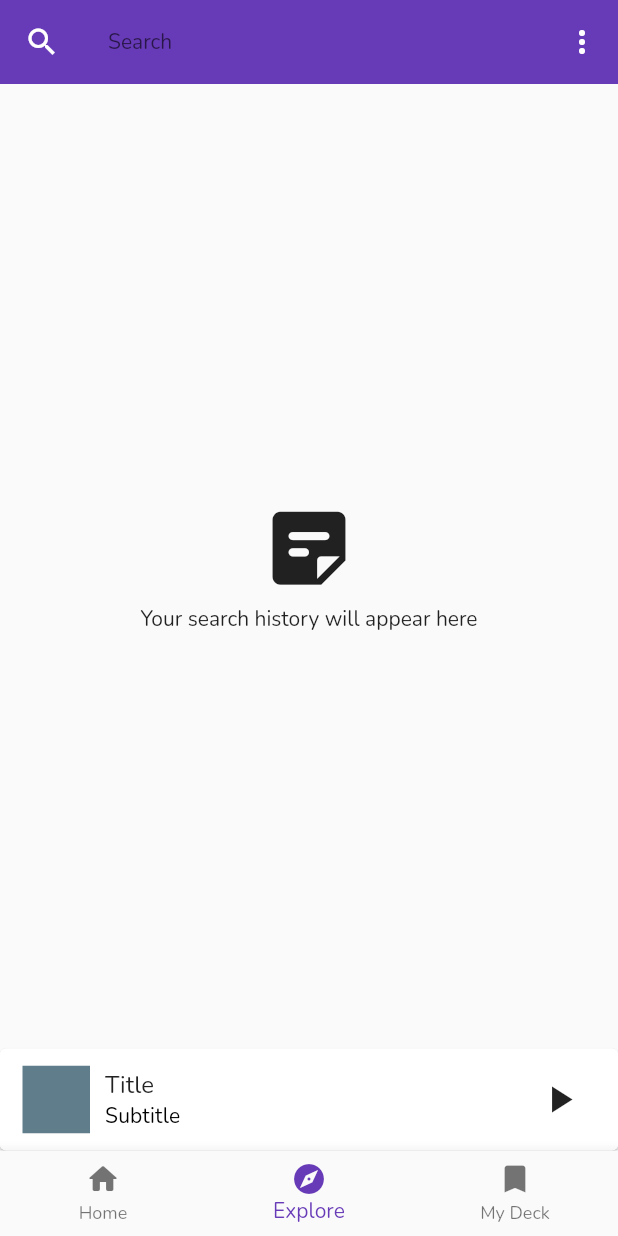
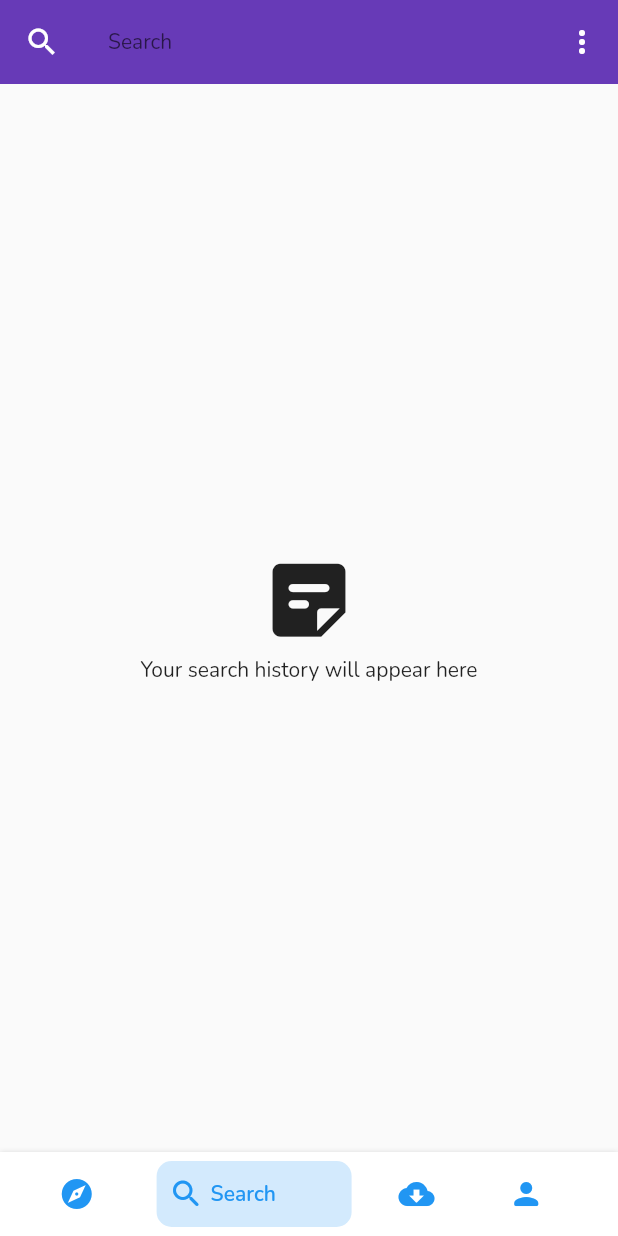
Before and after one commit to TeamStorydeck/storydeck, a Flutter app: the screen it shows after launch, item 2 of the bottom bar chosen, on a phone screen of 412 x 824 dp. Run offline on Flutter 3.47's test engine with Material 2 defaults, Android fonts, the light colour scheme and no system bars; drawn by our look-alikes of bottom_navy_bar; our stand-ins replace bloc, cloud_firestore, firebase_auth, flutter_bloc, freezed_annotation, get_it and 1 more; accounts and stored records are empty; network calls fail.

Commit message:
update bottom navbar

```diff
--- a/lib/home/home_page.dart
+++ b/lib/home/home_page.dart
@@ -1,40 +1,10 @@
-import 'package:animations/animations.dart';
+// import 'package:animations/animations.dart';
 import 'package:flutter/material.dart';
 import 'package:storydeck/home/search_page.dart';
 import 'package:storydeck/home/explore_page.dart';
 import 'package:storydeck/home/my_deck_page.dart';
-import 'package:storydeck/home/widgets/mediacontrolls.dart';
-import 'package:storydeck/player/player_page.dart';
-
-class Page {
-  Page({
-    @required this.label,
-    @required this.icon,
-    @required this.child,
-  });
-
-  final String? label;
-  final IconData? icon;
-  final Widget? child;
-}
-
-final pages = <Page>[
-  Page(
-    label: "Home",
-    icon: Icons.home_rounded,
-    child: ExplorePage(),
-  ),
-  Page(
-    label: "Explore",
-    icon: Icons.explore_rounded,
-    child: SearchPage(),
-  ),
-  Page(
-    label: "My Deck",
-    icon: Icons.bookmark_rounded,
-    child: MyDeckPage(),
-  ),
-];
+// import 'package:persistent_bottom_nav_bar/persistent-tab-view.dart';
+import 'package:bottom_navy_bar/bottom_navy_bar.dart';
 
 class HomePage extends StatefulWidget {
   const HomePage({Key? key}) : super(key: key);
@@ -45,40 +15,141 @@ class HomePage extends StatefulWidget {
 
 class _HomePageState extends State<HomePage> {
   late int _currentIndex;
-
-  void setActiveTab(int idx) {
-    setState(() => _currentIndex = idx);
-  }
+  late PageController _pageController;
 
   @override
   void initState() {
     super.initState();
     _currentIndex = 0;
+    _pageController = PageController();
+  }
+
+  @override
+  void dispose() {
+    _pageController.dispose();
+    super.dispose();
   }
 
   @override
   Widget build(BuildContext context) {
     return Scaffold(
-      body: pages[_currentIndex].child,
-      bottomNavigationBar: Column(
-        mainAxisSize: MainAxisSize.min,
+      body: PageView(
+        controller: _pageController,
+        onPageChanged: _onPageChanged,
         children: [
-          OpenContainer(
-            closedBuilder: (context, action) => MediaControlls(),
-            openBuilder: (context, action) => PlayerPage(),
+          ExplorePage(),
+          SearchPage(),
+          Container(),
+          MyDeckPage(),
+        ],
+      ),
+      bottomNavigationBar: BottomNavyBar(
+        selectedIndex: _currentIndex,
+        items: [
+          BottomNavyBarItem(
+            icon: Icon(Icons.explore_rounded),
+            title: Text("Explore"),
           ),
-          BottomNavigationBar(
-            currentIndex: _currentIndex,
-            onTap: setActiveTab,
-            items: pages
-                .map((page) => BottomNavigationBarItem(
-                      label: page.label,
-                      icon: Icon(page.icon),
-                    ))
-                .toList(),
+          BottomNavyBarItem(
+            icon: Icon(Icons.search_rounded),
+            title: Text("Search"),
+          ),
+          BottomNavyBarItem(
+            icon: Icon(Icons.cloud_download_rounded),
+            title: Text("Downloads"),
+          ),
+          BottomNavyBarItem(
+            icon: Icon(Icons.person_rounded),
+            title: Text("My Deck"),
+          ),
+        ],
+        onItemSelected: _onTabChanged,
+        mainAxisAlignment: MainAxisAlignment.spaceEvenly,
+        curve: Curves.easeInOut,
+        // containerHeight: 48,
+        itemCornerRadius: 10, showElevation: true,
+      ),
+    );
+  }
+
+  void _onPageChanged(int index) {
+    setState(() => _currentIndex = index);
+  }
+
+  void _onTabChanged(int index) {
+    setState(() => _currentIndex = index);
+    _pageController.jumpToPage(index);
+  }
+}
+
+
+/* class _HomePageState extends State<HomePage> {
+  late PersistentTabController _controller;
+
+  @override
+  void initState() {
+    super.initState();
+    _controller = PersistentTabController(initialIndex: 0);
+  }
+
+  @override
+  Widget build(BuildContext context) {
+    final theme = Theme.of(context);
+    return PersistentTabView(
+      context,
+      controller: _controller,
+      screens: _buildScreens,
+      items: _buildNavbarItems,
+      navBarStyle: NavBarStyle.style9,
+      backgroundColor: theme.scaffoldBackgroundColor,
+      navBarHeight: 64,
+      decoration: NavBarDecoration(
+        boxShadow: [
+          BoxShadow(
+            blurRadius: 5,
+            color: theme.shadowColor.withOpacity(0.1),
           ),
         ],
       ),
     );
   }
+
+  List<Widget> get _buildScreens {
+    return [
+      ExplorePage(),
+      SearchPage(),
+      Container(),
+      MyDeckPage(),
+    ];
+  }
+
+  List<PersistentBottomNavBarItem> get _buildNavbarItems {
+    return [
+      PersistentBottomNavBarItem(
+        icon: Icon(Icons.explore_rounded),
+        title: 'Explore',
+        // activeColorPrimary: Colors.deepPurple,
+        inactiveColorPrimary: Colors.grey,
+      ),
+      PersistentBottomNavBarItem(
+        icon: Icon(Icons.search_rounded),
+        title: 'Search',
+        // activeColorPrimary: Colors.orange,
+        inactiveColorPrimary: Colors.grey,
+      ),
+      PersistentBottomNavBarItem(
+        icon: Icon(Icons.cloud_download_rounded),
+        title: 'Downloads',
+        // activeColorPrimary: Colors.red,
+        inactiveColorPrimary: Colors.grey,
+      ),
+      PersistentBottomNavBarItem(
+        icon: Icon(Icons.person_rounded),
+        title: 'My Deck',
+        // activeColorPrimary: Colors.teal,
+        inactiveColorPrimary: Colors.grey,
+      ),
+    ];
+  }
 }
+ */
--- a/pubspec.yaml
+++ b/pubspec.yaml
@@ -9,10 +9,14 @@ environment:
 dependencies:
   flutter:
     sdk: flutter
+  # UI
   animations:
-  shared_preferences:
+  bottom_navy_bar: ^6.0.0
+  # State, Persitance & DI
   get_it:
   flutter_bloc:
+  shared_preferences:
+  # Utility
   freezed_annotation:
 
 dev_dependencies:
```
Also changed, not shown: pubspec.lock.
